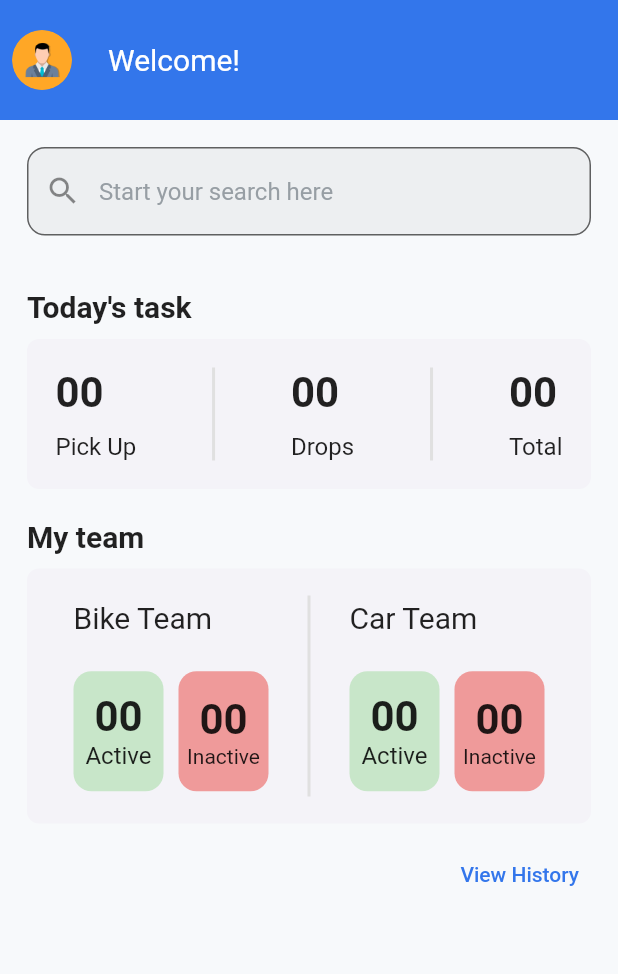
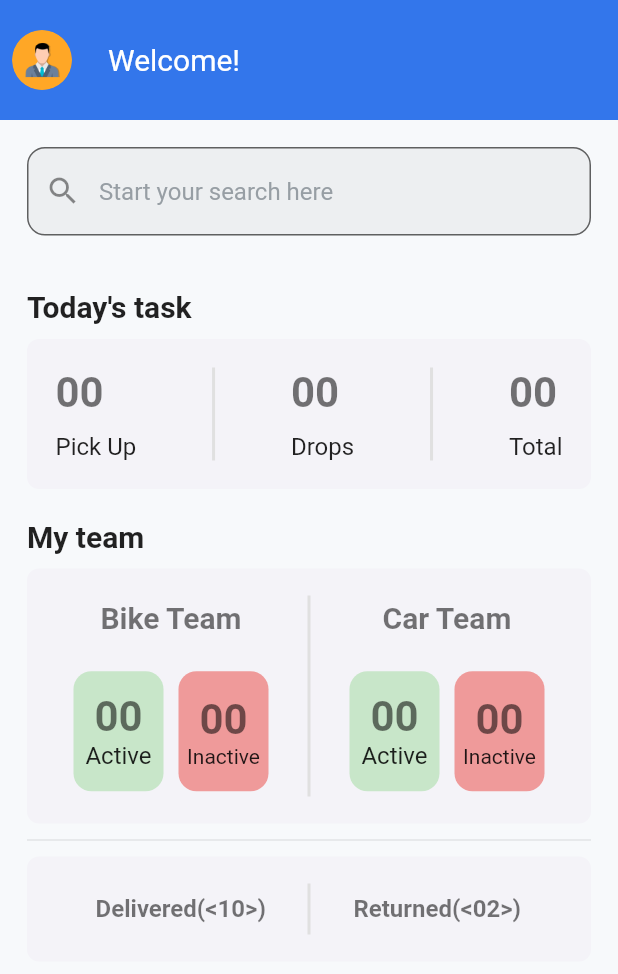
Before and after one commit to prateek-aher/2De, a Flutter app: the Dashboard screen opened directly, on a phone screen of 412 x 824 dp. Shown: the top 974 px of the screen. Run offline on Flutter 3.47's test engine with Material 2 defaults, Android fonts, the phone set to English and light mode, and no system bars; drawn by our look-alikes of cached_network_image; our stand-ins replace camera, image_picker, shared_preferences; missing offline and left inert: flutter_swipe_button, fluttercontactpicker, qr_code_scanner; accounts and stored records are empty; network calls fail.

Commit message:
Delivery list page added UI+API integration

```diff
--- /dev/null
+++ b/lib/Models/delivery_list_model.dart
@@ -0,0 +1,189 @@
+class DeliveryListModel {
+  DeliveryListModel({
+    this.status,
+    this.message,
+    this.error,
+    this.data,
+  });
+
+  String? status;
+  String? message;
+  dynamic error;
+  Data? data;
+
+  factory DeliveryListModel.fromJson(Map<String, dynamic> json) => DeliveryListModel(
+        status: json["status"] == null ? null : json["status"],
+        message: json["message"] == null ? null : json["message"],
+        error: json["error"],
+        data: json["data"] == null ? null : Data.fromJson(json["data"]),
+      );
+}
+
+class Data {
+  Data({
+    this.count = 0,
+    this.result = const <Delivery>[],
+  });
+
+  int? count;
+  List<Delivery>? result;
+
+  factory Data.fromJson(Map<String, dynamic> json) => Data(
+        count: json["count"] == null ? 0 : json["count"],
+        result: json["result"] == null
+            ? <Delivery>[]
+            : List<Delivery>.from(json["result"].map((x) => Delivery.fromJson(x))),
+      );
+}
+
+class Delivery {
+  Delivery({
+    this.deliveryId,
+    this.projectId,
+    this.paymentId,
+    this.teamId,
+    this.pickupAddress,
+    this.dropAddress,
+    this.productType,
+    this.weight,
+    this.pickupTime,
+    this.dropTime,
+    this.state,
+    // this.id,
+    this.exData,
+    this.exData1,
+    this.dropDate,
+    this.dropSlot,
+  });
+
+  int? deliveryId;
+  int? projectId;
+  int? paymentId;
+  int? teamId;
+  PickupAddress? pickupAddress;
+  DropAddress? dropAddress;
+  String? productType;
+  double? weight;
+  DateTime? pickupTime;
+  DateTime? dropTime;
+  String? state;
+  // dynamic id;
+  DateTime? exData;
+  DateTime? exData1;
+  String? dropDate;
+  String? dropSlot;
+
+  factory Delivery.fromJson(Map<String, dynamic> json) => Delivery(
+        deliveryId: json["delivery_id"] == null ? null : json["delivery_id"],
+        projectId: json["project_id"] == null ? null : json["project_id"],
+        paymentId: json["payment_id"] == null ? null : json["payment_id"],
+        teamId: json["team_id"] == null ? null : json["team_id"],
+        pickupAddress:
+            json["pickup_address"] == null ? null : PickupAddress.fromJson(json["pickup_address"]),
+        dropAddress:
+            json["drop_address"] == null ? null : DropAddress.fromJson(json["drop_address"]),
+        productType: json["product_type"] == null ? null : json["product_type"],
+        weight: json["weight"] == null ? null : json["weight"].toDouble(),
+        pickupTime: json["pickup_time"] == null ? null : DateTime.parse(json["pickup_time"]),
+        dropTime: json["drop_time"] == null ? null : DateTime.parse(json["drop_time"]),
+        state: json["state"],
+        // id: json["id"],
+        exData: json["exData"] == null ? null : DateTime.parse(json["exData"]),
+        exData1: json["exData1"] == null ? null : DateTime.parse(json["exData1"]),
+        dropDate: json["drop_date"] == null ? null : json["drop_date"],
+        dropSlot: json["drop_slot"] == null ? null : json["drop_slot"],
+      );
+}
+
+class DropAddress {
+  DropAddress({
+    this.firstname,
+    this.lastname,
+    this.flatNo,
+    this.street,
+    this.area,
+    this.city,
+    this.landmark,
+    this.country,
+    this.pincode,
+    this.phoneNo,
+  });
+
+  String? firstname;
+  String? lastname;
+  String? flatNo;
+  String? street;
+  String? area;
+  String? city;
+  String? landmark;
+  String? country;
+  int? pincode;
+  String? phoneNo;
+
+  factory DropAddress.fromJson(Map<String, dynamic> json) => DropAddress(
+        firstname: json["firstname"] == null ? null : json["firstname"],
+        lastname: json["lastname"] == null ? null : json["lastname"],
+        flatNo: json["flat_no"] == null ? null : json["flat_no"],
+        street: json["street"] == null ? null : json["street"],
+        area: json["area"] == null ? null : json["area"],
+        city: json["city"],
+        landmark: json["landmark"] == null ? null : json["landmark"],
+        country: json["country"],
+        pincode: json["pincode"] == null ? null : json["pincode"],
+        phoneNo: json["phone_no"] == null ? null : json["phone_no"],
+      );
+}
+
+class PickupAddress {
+  PickupAddress({
+    this.area,
+    this.city,
+    this.state,
+    this.country,
+    this.pincode,
+    this.latitude,
+    this.longitude,
+    this.landmark,
+    this.flatNo,
+    this.businessName,
+    this.firstname,
+    this.lastname,
+    this.phoneNo,
+    this.street,
+    this.serviceArea,
+  });
+
+  String? area;
+  String? city;
+  String? state;
+  String? country;
+  int? pincode;
+  double? latitude;
+  double? longitude;
+  String? landmark;
+  String? flatNo;
+  String? businessName;
+  String? firstname;
+  String? lastname;
+  String? phoneNo;
+  String? street;
+  String? serviceArea;
+
+  factory PickupAddress.fromJson(Map<String, dynamic> json) => PickupAddress(
+        area: json["area"] == null ? null : json["area"],
+        city: json["city"],
+        state: json["state"],
+        country: json["country"],
+        pincode: json["pincode"] == null ? null : json["pincode"],
+        latitude: json["latitude"] == null ? null : json["latitude"].toDouble(),
+        longitude: json["longitude"] == null ? null : json["longitude"].toDouble(),
+        landmark: json["landmark"] == null ? null : json["landmark"],
+        flatNo: json["flat_no"] == null ? null : json["flat_no"],
+        businessName: json["business_name"] == null ? null : json["business_name"],
+        firstname: json["firstname"] == null ? null : json["firstname"],
+        lastname: json["lastname"] == null ? null : json["lastname"],
+        phoneNo: json["phone_no"] == null ? null : json["phone_no"],
+        street: json["street"] == null ? null : json["street"],
+        serviceArea: json["service_area"] == null ? null : json["service_area"],
+      );
+}
--- /dev/null
+++ b/lib/Providers/Manager/delivery_list_provider.dart
@@ -0,0 +1,90 @@
+import 'package:flutter/material.dart';
+
+import '../../Models/delivery_list_model.dart';
+import '../../Network/Api_Provider.dart';
+import '../../Utils/constants/endpoints.dart';
+
+class DeliveryListProvider extends ChangeNotifier {
+  ApiProvider _apiProvider = ApiProvider();
+  List<Delivery> _deliveryList = <Delivery>[];
+  List<Delivery> get deliveryList => _deliveryList;
+  Delivery dummyDelivery = Delivery.fromJson({
+    "delivery_id": 53249,
+    "project_id": 77783,
+    "payment_id": 99033,
+    "team_id": 2,
+    "pickup_address": {
+      "area": "APG Learning, AIMS Rd, Sakal Nagar, Aundh, Pune, Maharashtra, India",
+      "city": "Pune",
+      "state": "Maharashtra",
+      "country": "India",
+      "pincode": 411007,
+      "latitude": 18.5475238,
+      "longitude": 73.8202629,
+      "landmark": "APG Learning, No.1, AIMS Road, Sakal Nagar, Aundh, Pune",
+      "flat_no": " Test",
+      "business_name": "Never stoppp",
+      "firstname": "saurabh",
+      "lastname": "Penkar",
+      "phone_no": "8087618710"
+    },
+    "drop_address": {
+      "firstname": "Jayesh",
+      "lastname": "Desai",
+      "flat_no": "Flat no.1,3rd floor",
+      "street": "test",
+      "area":
+          "Heena Palace 1,Sr No 111, 12B, 1, Nadhe Nagar Rd, behind Jyotiba mangal karyalaya, Kalewadi, Pimpri-Chinchwad, Maharashtra 411017, India",
+      "city": "Chinchwad",
+      "landmark": "",
+      "country": "India",
+      "pincode": 411017,
+      "phone_no": "9594343705"
+    },
+    "product_type": "Cart Order",
+    "weight": 2.5,
+    "pickup_time": "2022-05-05T03:30:00.000Z",
+    "drop_time": "2022-05-09T03:30:00.000Z",
+    "state": "Delivery Finished",
+    "id": null,
+    "exData": "2022-05-05T03:30:00.000Z",
+    "exData1": "2022-05-05T04:30:00.000Z",
+    "drop_date": "May 9, 2022",
+    "drop_slot": "9 AM - 10 AM"
+  });
+  // List<ReturnedPackage> _returnedList = <ReturnedPackage>[];
+  // List<DeliveredPackage> get deliveredList {
+  //   // _deliveredList.sort((a, b) => a.status?.compareTo(b.status ?? '') ?? -1);
+  //   return _deliveredList;
+  // }
+
+  // List<ReturnedPackage> get returnedList {
+  //   // _returnedList.sort((a, b) => a.status?.compareTo(b.status ?? '') ?? -1);
+  //   return _returnedList;
+  // }
+
+  Future<Null> refreshDeliveryList() async {
+    // showLoading();
+    try {
+      final response = await _apiProvider.get(DELIVERY_LIST);
+      print('DELIVERY_LIST');
+      print(response);
+      // hideLoading();
+      if (response != null && response['status'] == 'success') {
+        DeliveryListModel _deliveryListModel = DeliveryListModel.fromJson(response);
+        _deliveryList.clear();
+        // _returnedList.clear();
+        _deliveryList.addAll(_deliveryListModel.data?.result ?? []);
+        // _returnedList.addAll(_deliveryList.data?.result?.returned ?? <ReturnedPackage>[]);
+
+        if (_deliveryList.isEmpty) {
+          _deliveryList.add(dummyDelivery);
+        }
+
+        notifyListeners();
+      }
+    } on Exception catch (e) {
+      print(e.toString());
+    }
+  }
+}
--- a/lib/UI/Admin/dashboard.dart
+++ b/lib/UI/Admin/dashboard.dart
@@ -1,6 +1,7 @@
 import 'package:cached_network_image/cached_network_image.dart';
 import 'package:delivery/CommonWidget/CommonWidget.dart';
 import 'package:delivery/Providers/Manager/dashboard_provider.dart';
+import 'package:delivery/UI/Admin/delivery_list.dart';
 import 'package:delivery/UI/Admin/profile.dart';
 import 'package:delivery/UI/Admin/todays_tasks.dart';
 import 'package:flutter/material.dart';
@@ -113,7 +114,10 @@ class _DashboardState extends State<Dashboard> {
                                       dashBoard.pickups < 10
                                           ? '0${dashBoard.pickups}'
                                           : dashBoard.pickups.toString(),
-                                      style: TextStyle(fontSize: 28, fontWeight: FontWeight.bold));
+                                      style: TextStyle(
+                                          color: Colors.black54,
+                                          fontSize: 28,
+                                          fontWeight: FontWeight.bold));
                                 }),
                                 Text('Pick Up',
                                     style: TextStyle(fontSize: 16, fontWeight: FontWeight.normal))
@@ -132,7 +136,10 @@ class _DashboardState extends State<Dashboard> {
                                       dashBoard.drops < 10
                                           ? '0${dashBoard.drops}'
                                           : dashBoard.drops.toString(),
-                                      style: TextStyle(fontSize: 28, fontWeight: FontWeight.bold));
+                                      style: TextStyle(
+                                          color: Colors.black54,
+                                          fontSize: 28,
+                                          fontWeight: FontWeight.bold));
                                 }),
                                 Text('Drops',
                                     style: TextStyle(fontSize: 16, fontWeight: FontWeight.normal))
@@ -151,7 +158,10 @@ class _DashboardState extends State<Dashboard> {
                                       (dashBoard.pickups + dashBoard.drops) < 10
                                           ? '0${dashBoard.pickups + dashBoard.drops}'
                                           : (dashBoard.pickups + dashBoard.drops).toString(),
-                                      style: TextStyle(fontSize: 28, fontWeight: FontWeight.bold));
+                                      style: TextStyle(
+                                          color: Colors.black54,
+                                          fontSize: 28,
+                                          fontWeight: FontWeight.bold));
                                 }),
                                 Text('Total',
                                     style: TextStyle(fontSize: 16, fontWeight: FontWeight.normal))
@@ -186,10 +196,13 @@ class _DashboardState extends State<Dashboard> {
                           children: [
                             Column(
                               mainAxisAlignment: MainAxisAlignment.spaceAround,
-                              crossAxisAlignment: CrossAxisAlignment.start,
+                              crossAxisAlignment: CrossAxisAlignment.center,
                               children: [
                                 Text('Bike Team',
-                                    style: TextStyle(fontSize: 20, fontWeight: FontWeight.normal)),
+                                    style: TextStyle(
+                                        color: Colors.black54,
+                                        fontSize: 20,
+                                        fontWeight: FontWeight.bold)),
                                 10.h,
                                 Row(
                                   children: [
@@ -208,7 +221,9 @@ class _DashboardState extends State<Dashboard> {
                                             return Text(
                                                 '${dashBoard.bikeActive < 10 ? 0 : null}${dashBoard.bikeActive}',
                                                 style: TextStyle(
-                                                    fontSize: 28, fontWeight: FontWeight.bold));
+                                                    color: Colors.black54,
+                                                    fontSize: 28,
+                                                    fontWeight: FontWeight.bold));
                                           }),
                                           FittedBox(
                                             fit: BoxFit.fitWidth,
@@ -235,7 +250,9 @@ class _DashboardState extends State<Dashboard> {
                                               return Text(
                                                   '${dashBoard.bikeInactive < 10 ? 0 : null}${dashBoard.bikeInactive}',
                                                   style: TextStyle(
-                                                      fontSize: 28, fontWeight: FontWeight.bold));
+                                                      color: Colors.black54,
+                                                      fontSize: 28,
+                                                      fontWeight: FontWeight.bold));
                                             }),
                                             FittedBox(
                                               fit: BoxFit.fitWidth,
@@ -257,10 +274,13 @@ class _DashboardState extends State<Dashboard> {
                             ),
                             Column(
                               mainAxisAlignment: MainAxisAlignment.spaceAround,
-                              crossAxisAlignment: CrossAxisAlignment.start,
+                              crossAxisAlignment: CrossAxisAlignment.center,
                               children: [
                                 Text('Car Team',
-                                    style: TextStyle(fontSize: 20, fontWeight: FontWeight.normal)),
+                                    style: TextStyle(
+                                        color: Colors.black54,
+                                        fontSize: 20,
+                                        fontWeight: FontWeight.bold)),
                                 10.h,
                                 Row(
                                   children: [
@@ -279,7 +299,9 @@ class _DashboardState extends State<Dashboard> {
                                             return Text(
                                                 '${dashBoard.carActive < 10 ? 0 : null}${dashBoard.carActive}',
                                                 style: TextStyle(
-                                                    fontSize: 28, fontWeight: FontWeight.bold));
+                                                    color: Colors.black54,
+                                                    fontSize: 28,
+                                                    fontWeight: FontWeight.bold));
                                           }),
                                           FittedBox(
                                             fit: BoxFit.fitWidth,
@@ -305,7 +327,9 @@ class _DashboardState extends State<Dashboard> {
                                               return Text(
                                                   '${dashBoard.carInactive < 10 ? 0 : null}${dashBoard.carInactive}',
                                                   style: TextStyle(
-                                                      fontSize: 28, fontWeight: FontWeight.bold));
+                                                      color: Colors.black54,
+                                                      fontSize: 28,
+                                                      fontWeight: FontWeight.bold));
                                             }),
                                             FittedBox(
                                               fit: BoxFit.fitWidth,
@@ -325,9 +349,49 @@ class _DashboardState extends State<Dashboard> {
                       ),
                     ),
                     10.h,
-                    Align(
-                        alignment: Alignment.centerRight,
-                        child: TextButton(onPressed: () {}, child: Text('View History')))
+                    divider(),
+                    10.h,
+                    InkWell(
+                      onTap: () {
+                        print('Delivered');
+                        Navigator.of(context)
+                            .push(MaterialPageRoute(builder: (context) => DeliveryList()));
+                      },
+                      child: Container(
+                        height: 70,
+                        padding: EdgeInsets.all(18),
+                        decoration: BoxDecoration(
+                          color: Color(0xfff4f3f8),
+                          borderRadius: BorderRadius.all(Radius.circular(8)),
+                        ),
+                        child: Row(
+                          mainAxisAlignment: MainAxisAlignment.spaceBetween,
+                          crossAxisAlignment: CrossAxisAlignment.center,
+                          children: [
+                            Expanded(
+                              child: Text('Delivered(<10>)',
+                                  textAlign: TextAlign.center,
+                                  style: TextStyle(
+                                      fontSize: 16,
+                                      fontWeight: FontWeight.bold,
+                                      color: Colors.black54)),
+                            ),
+                            Container(
+                              color: Colors.grey[300],
+                              width: 2,
+                            ),
+                            Expanded(
+                              child: Text('Returned(<02>)',
+                                  textAlign: TextAlign.center,
+                                  style: TextStyle(
+                                      fontSize: 16,
+                                      fontWeight: FontWeight.bold,
+                                      color: Colors.black54)),
+                            ),
+                          ],
+                        ),
+                      ),
+                    ),
                   ],
                 ),
               ),
--- a/lib/Utils/constants/endpoints.dart
+++ b/lib/Utils/constants/endpoints.dart
@@ -14,6 +14,7 @@ const String TASK_COMPLETED = '/task/completed';
 
 // Admin
 const String TASK_LIST = '/task/list';
+const String DELIVERY_LIST = '/schedule/packages';
 const String DASHBOARD = '/schedule/dashboard';
 const String TASK_DETAILS = '/task/details';
 const String TEAM_LIST = '/team/list';
--- a/lib/app.dart
+++ b/lib/app.dart
@@ -1,5 +1,6 @@
 import 'package:delivery/Providers/BagProvider.dart';
 import 'package:delivery/Providers/Manager/dashboard_provider.dart';
+import 'package:delivery/Providers/Manager/delivery_list_provider.dart';
 import 'package:delivery/Providers/Manager/task_details_provider.dart';
 import 'package:delivery/Providers/Manager/tasklist_provider.dart';
 import 'package:delivery/Providers/Manager/team_list_provider.dart';
@@ -35,6 +36,7 @@ class MyApp extends StatelessWidget {
         ChangeNotifierProvider<TaskDetailsProvider>(create: (context) => TaskDetailsProvider()),
         ChangeNotifierProvider<DashboardProvider>(create: (context) => DashboardProvider()),
         ChangeNotifierProvider<TeamListProvider>(create: (context) => TeamListProvider()),
+        ChangeNotifierProvider<DeliveryListProvider>(create: (context) => DeliveryListProvider()),
       ],
       child: MaterialApp(
         navigatorKey: navigatorKey,
```
Also changed, not shown: lib/UI/Admin/delivery_list.dart (added, +228 -0 lines).
